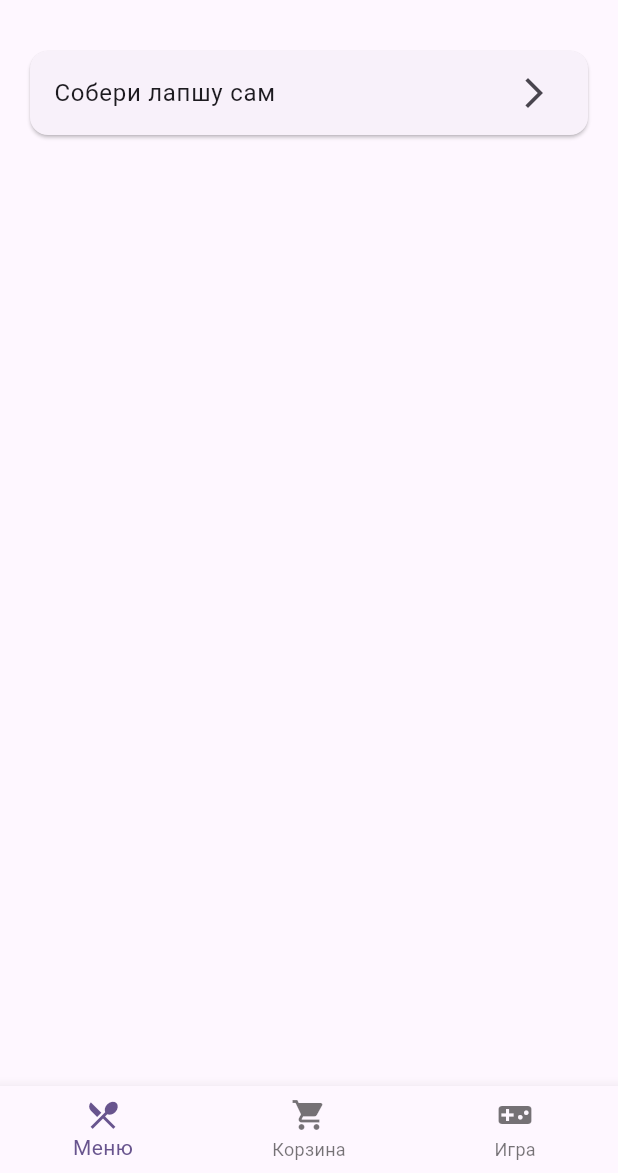
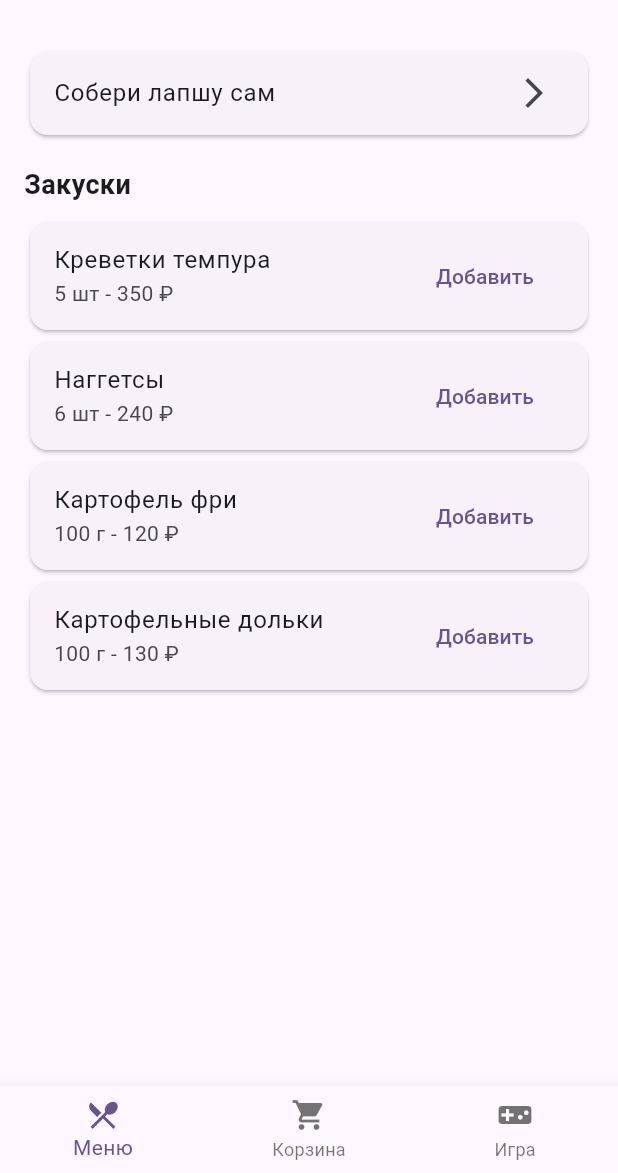
Before and after one commit to pangedza/pangedza_delivery, a Flutter app: the MainScreen screen opened directly, on a phone screen of 412 x 824 dp, the part 63-1236 px from its top. Run offline on Flutter 3.47's test engine with Material 3 defaults, Android fonts, the phone set to English and light mode, and no system bars.

Commit message:
Add menu data models and dish widgets

```diff
--- /dev/null
+++ b/lib/models/dish.dart
@@ -0,0 +1,17 @@
+import 'dish_variant.dart';
+
+class Dish {
+  final String id;
+  final String name;
+  final String? description;
+  final String imageUrl;
+  final List<DishVariant> variants;
+
+  const Dish({
+    required this.id,
+    required this.name,
+    required this.imageUrl,
+    required this.variants,
+    this.description,
+  });
+}
--- /dev/null
+++ b/lib/models/dish_variant.dart
@@ -0,0 +1,6 @@
+class DishVariant {
+  final String weight;
+  final int price;
+
+  const DishVariant({required this.weight, required this.price});
+}
--- /dev/null
+++ b/lib/models/menu_data.dart
@@ -0,0 +1,53 @@
+import 'category.dart';
+import 'dish.dart';
+import 'dish_variant.dart';
+
+const List<Category> menuCategories = [
+  Category(
+    name: 'Закуски',
+    dishes: [
+      Dish(
+        id: 'tempura_shrimp',
+        name: 'Креветки темпура',
+        imageUrl: '',
+        description: 'Хрустящие креветки в кляре',
+        variants: [
+          DishVariant(weight: '5 шт', price: 350),
+          DishVariant(weight: '7 шт', price: 460),
+          DishVariant(weight: '9 шт', price: 570),
+        ],
+      ),
+      Dish(
+        id: 'nuggets',
+        name: 'Наггетсы',
+        imageUrl: '',
+        description: 'Куриные наггетсы в панировке',
+        variants: [
+          DishVariant(weight: '6 шт', price: 240),
+          DishVariant(weight: '9 шт', price: 340),
+          DishVariant(weight: '12 шт', price: 440),
+        ],
+      ),
+      Dish(
+        id: 'fries',
+        name: 'Картофель фри',
+        imageUrl: '',
+        description: 'Золотистый картофель фри',
+        variants: [
+          DishVariant(weight: '100 г', price: 120),
+          DishVariant(weight: '150 г', price: 170),
+        ],
+      ),
+      Dish(
+        id: 'potato_wedges',
+        name: 'Картофельные дольки',
+        imageUrl: '',
+        description: 'Запечённые дольки картофеля',
+        variants: [
+          DishVariant(weight: '100 г', price: 130),
+          DishVariant(weight: '150 г', price: 180),
+        ],
+      ),
+    ],
+  ),
+];
--- a/lib/screens/menu_screen.dart
+++ b/lib/screens/menu_screen.dart
@@ -1,5 +1,7 @@
 import 'package:flutter/material.dart';
+import '../models/menu_data.dart';
 import '../widgets/noodle_builder_bottom_sheet.dart';
+import '../widgets/dish_card.dart';
 
 /// Simple menu screen containing a single custom noodles category.
 class MenuScreen extends StatelessWidget {
@@ -25,6 +27,16 @@ class MenuScreen extends StatelessWidget {
             onTap: () => _openBuilder(context),
           ),
         ),
+        const SizedBox(height: 16),
+        for (final category in menuCategories) ...[
+          Text(
+            category.name,
+            style: const TextStyle(fontSize: 18, fontWeight: FontWeight.bold),
+          ),
+          const SizedBox(height: 8),
+          for (final dish in category.dishes) DishCard(dish: dish),
+          const SizedBox(height: 16),
+        ],
       ],
     );
   }
--- /dev/null
+++ b/lib/widgets/dish_card.dart
@@ -0,0 +1,35 @@
+import 'package:flutter/material.dart';
+import '../models/dish.dart';
+import 'dish_variant_sheet.dart';
+
+class DishCard extends StatelessWidget {
+  final Dish dish;
+  const DishCard({super.key, required this.dish});
+
+  void _openSheet(BuildContext context) {
+    showModalBottomSheet(
+      context: context,
+      isScrollControlled: true,
+      builder: (_) => DishVariantSheet(dish: dish),
+    );
+  }
+
+  @override
+  Widget build(BuildContext context) {
+    final variant = dish.variants.first;
+    return Card(
+      child: ListTile(
+        onTap: () => _openSheet(context),
+        title: Text(dish.name),
+        subtitle: Text('${variant.weight} - ${variant.price} ₽'),
+        trailing: TextButton(
+          onPressed: () {
+            // ignore: avoid_print
+            print('Добавлено: ${dish.name} - ${variant.weight} - ${variant.price} ₽');
+          },
+          child: const Text('Добавить'),
+        ),
+      ),
+    );
+  }
+}
```
Also changed, not shown: lib/models/category.dart (added, +8 -0 lines), lib/widgets/dish_variant_sheet.dart (added, +81 -0 lines).
